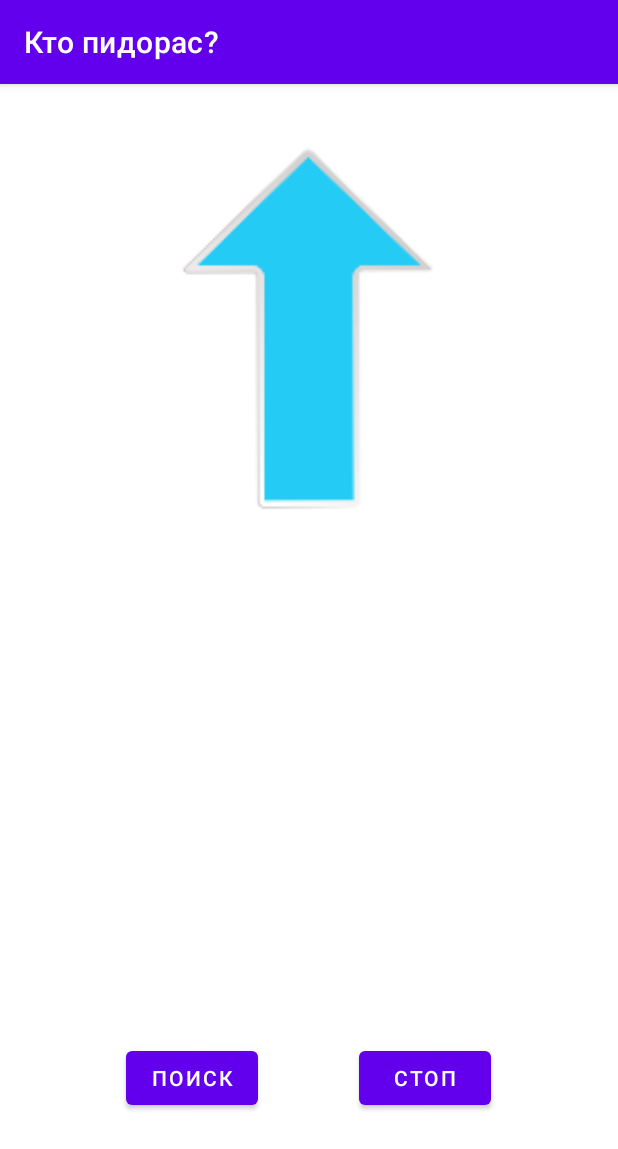
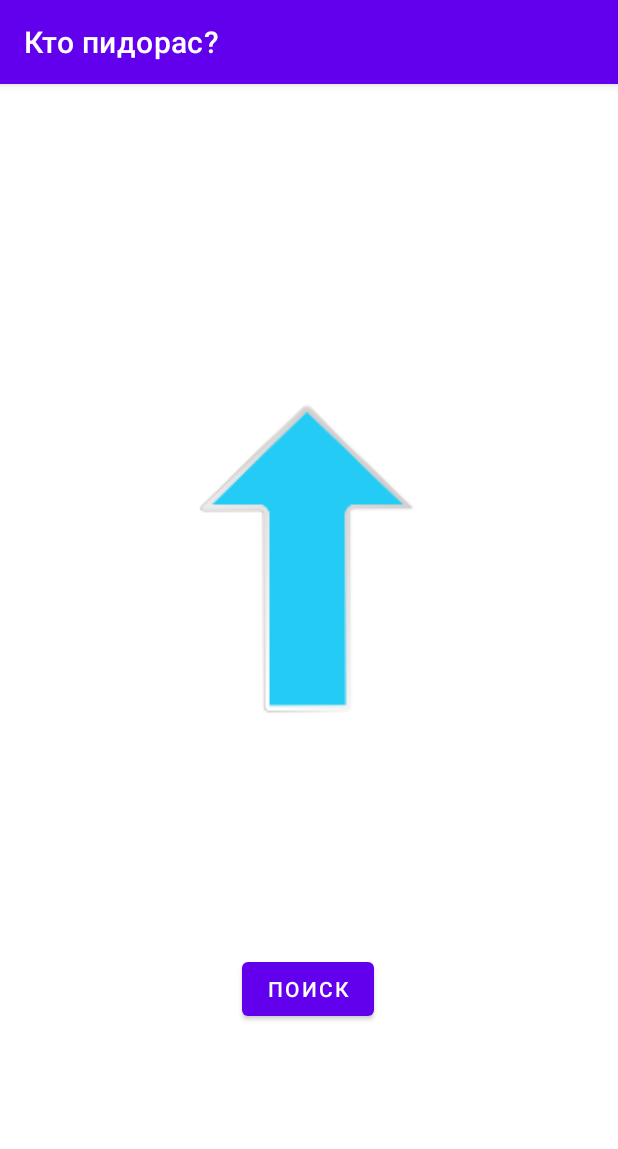
Before and after one commit to Markryak/Kto-sarodiP, an Android app: the screen it shows after launch (MainActivity), after a tap on "ПОИСК", on a phone screen of 412 x 824 dp. Shown: the top 1149 px of the screen. Run offline under Robolectric (Android 15) with nearby library versions, the phone set to English and light mode, and no system bars.

Commit message:
Main logic refactoring, removed second button

```diff
--- a/app/src/main/java/com/example/myapplication/MainActivity.kt
+++ b/app/src/main/java/com/example/myapplication/MainActivity.kt
@@ -14,33 +14,31 @@ class MainActivity : AppCompatActivity() {
         super.onCreate(savedInstanceState)
         setContentView(R.layout.activity_main)
 
-        var scan = findViewById<Button>(R.id.buttonScan)
-        var stop = findViewById<Button>(R.id.buttonStop)
+        // setting up resources
+        val btnScan = findViewById<Button>(R.id.buttonScan)
+        val arrow = findViewById<ImageView>(R.id.Arrow)
+        arrow.setImageResource(R.mipmap.ic_launcher_foreground)
+        //arrow.visibility = View.GONE
+        arrow.visibility = View.VISIBLE
         var mp = MediaPlayer()
-        var arrow = findViewById<ImageView>(R.id.Arrow)
-        arrow.visibility = View.GONE
-        scan.setOnClickListener {
         mp.setDataSource(
             this,
             Uri.parse("android.resource://" + this.packageName + "/" + R.raw.scan)
         )
-            arrow.visibility = View.VISIBLE
-            arrow.setImageResource(R.mipmap.ic_launcher_foreground)
+
+        btnScan.setOnClickListener {
+            // Making buntton inactive while mp is in progress
+            btnScan.isClickable = false
+            // Starting media and setting arrow visibility
             mp.prepare()
             mp.start()
-            if (mp.isPlaying()) {
-                scan.isClickable = false
+            arrow.visibility = View.VISIBLE
         }
-            stop.setOnClickListener {
-                arrow.visibility = View.GONE
-                arrow.setImageResource(R.mipmap.ic_launcher_foreground)
+
+        mp.setOnCompletionListener {
+            btnScan.isClickable = true // Making button active
+            arrow.visibility = View.GONE // Hiding arrow
             mp.stop()
-                mp.release()
-                mp = MediaPlayer()
-                if (!mp.isPlaying()) {
-                    scan.isClickable = true
         }
     }
 }
-    }
-}
--- a/app/src/main/res/layout/activity_main.xml
+++ b/app/src/main/res/layout/activity_main.xml
@@ -15,34 +15,23 @@
         android:text="@string/button"
         app:layout_constraintBottom_toBottomOf="parent"
         app:layout_constraintEnd_toEndOf="parent"
-        app:layout_constraintHorizontal_bias="0.26"
+        app:layout_constraintHorizontal_bias="0.498"
         app:layout_constraintStart_toStartOf="parent"
         app:layout_constraintTop_toTopOf="parent"
-        app:layout_constraintVertical_bias="0.887" />
-
-    <Button
-        android:id="@+id/buttonStop"
-        android:layout_width="wrap_content"
-        android:layout_height="wrap_content"
-        android:text="@string/Stop"
-        app:layout_constraintBottom_toBottomOf="parent"
-        app:layout_constraintEnd_toEndOf="parent"
-        app:layout_constraintHorizontal_bias="0.739"
-        app:layout_constraintStart_toStartOf="parent"
-        app:layout_constraintTop_toTopOf="parent"
-        app:layout_constraintVertical_bias="0.887" />
+        app:layout_constraintVertical_bias="0.805" />
 
     <ImageView
         android:id="@+id/Arrow"
-        android:layout_width="243dp"
-        android:layout_height="326dp"
+        android:layout_width="208dp"
+        android:layout_height="250dp"
         android:layout_marginBottom="20dp"
         android:contentDescription="TODO"
         app:layout_constraintBottom_toTopOf="@+id/buttonScan"
         app:layout_constraintEnd_toEndOf="parent"
+        app:layout_constraintHorizontal_bias="0.497"
         app:layout_constraintStart_toStartOf="parent"
         app:layout_constraintTop_toTopOf="parent"
-        app:layout_constraintVertical_bias="0.0"
+        app:layout_constraintVertical_bias="0.619"
         app:srcCompat="@mipmap/ic_launcher_foreground"
         tools:ignore="ImageContrastCheck" />
 
```
Lines whose indentation alone changed are shown as unchanged.
